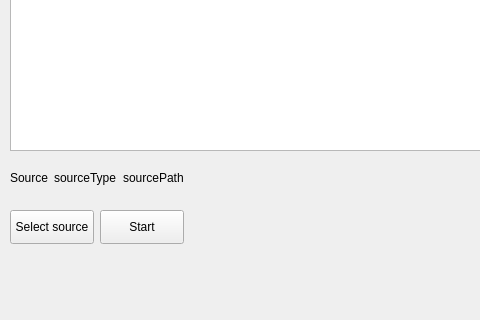
The window that client/mainwindow.ui (nikedlab/CrazyScanner) describes before a commit, drawn with Qt 5; both pictures show x 0 to 480 and y 280 to 600 of the 800 by 600 pixel window.
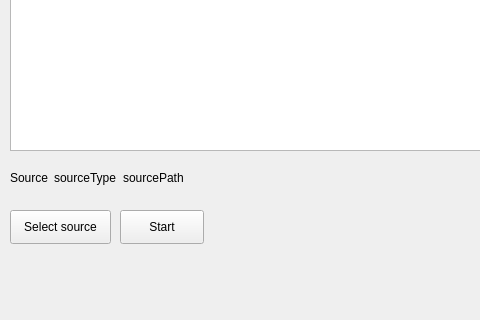
The same window after the commit.

Patch:
```diff
--- a/client/mainwindow.ui
+++ b/client/mainwindow.ui
@@ -19,7 +19,7 @@
      <rect>
       <x>10</x>
       <y>490</y>
-      <width>84</width>
+      <width>101</width>
       <height>34</height>
      </rect>
     </property>
@@ -94,7 +94,7 @@
     </property>
     <property name="geometry">
      <rect>
-      <x>100</x>
+      <x>120</x>
       <y>490</y>
       <width>84</width>
       <height>34</height>
```
Left out of the diff: 2 changed lines with no effect on the pictures.
